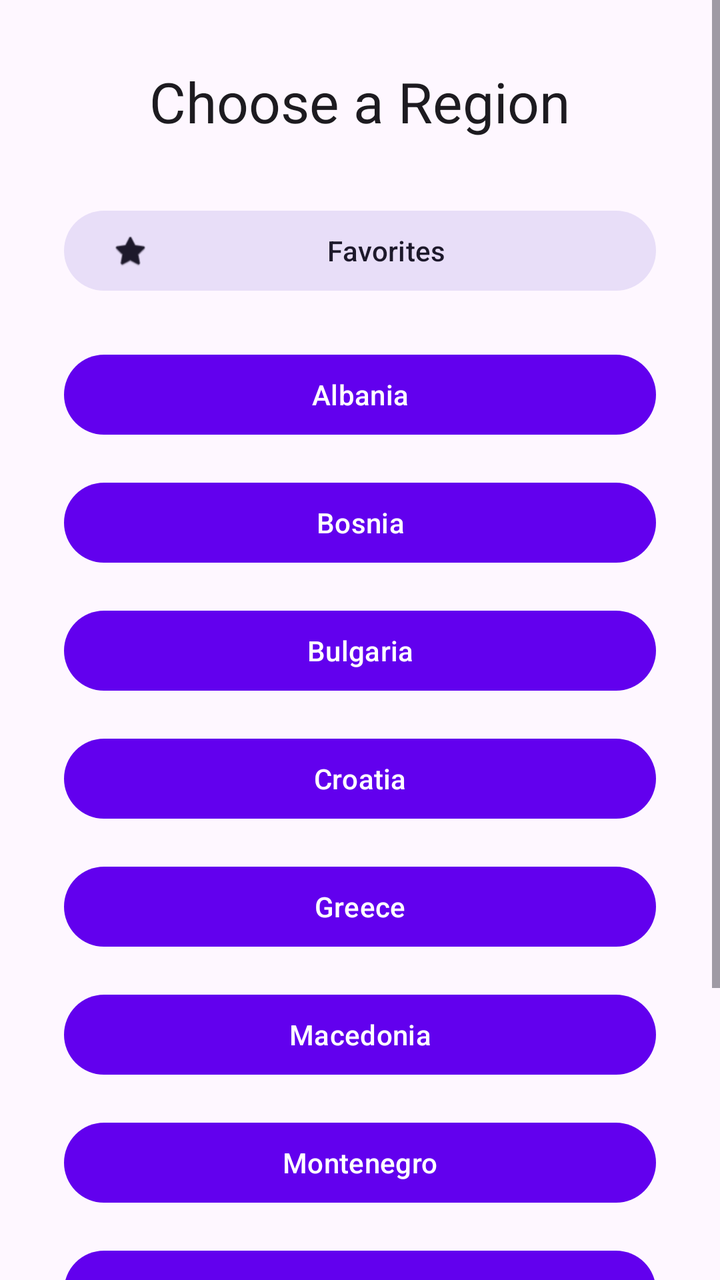
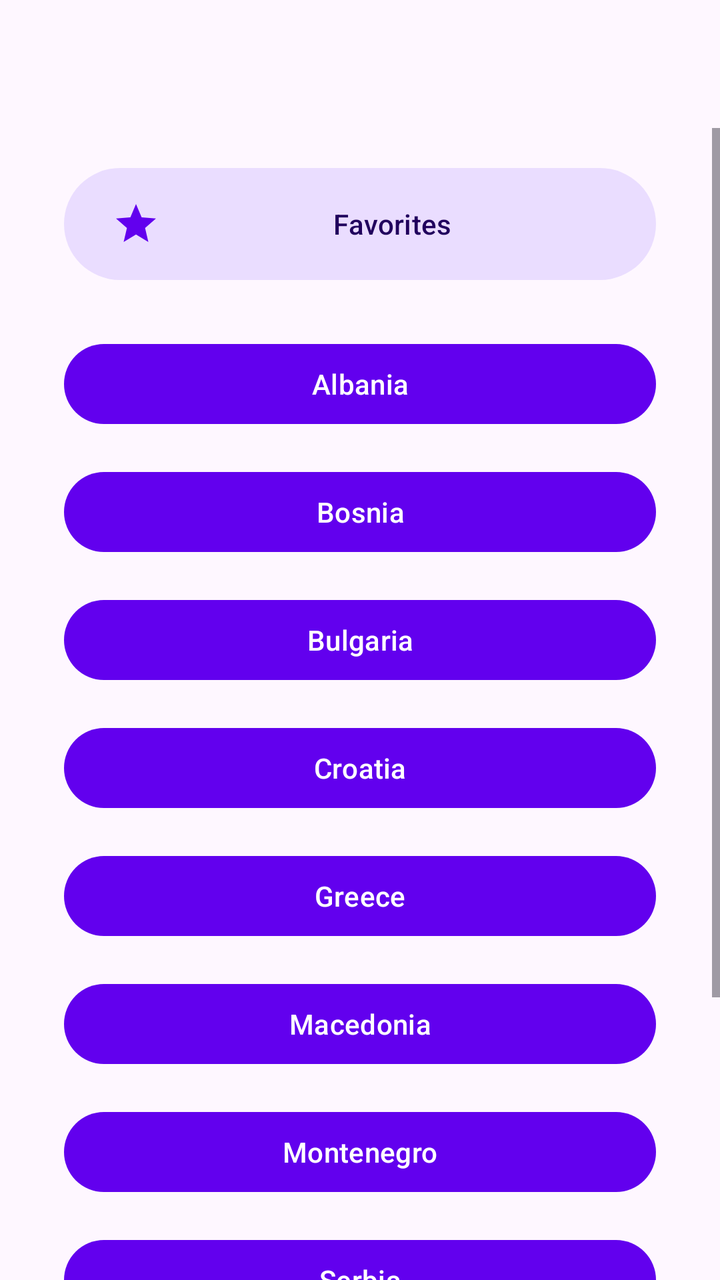

Before-and-after screenshots of an Android layout around one commit, followed by the original layout XML and the change that was made.
<!-- AndroidManifest.xml: application theme Theme.RadioAPP -->
<!-- res/layout/fragment_region_selection.xml -->
<?xml version="1.0" encoding="utf-8"?>
<androidx.constraintlayout.widget.ConstraintLayout xmlns:android="http://schemas.android.com/apk/res/android"
    xmlns:app="http://schemas.android.com/apk/res-auto"
    xmlns:tools="http://schemas.android.com/tools"
    android:layout_width="match_parent"
    android:layout_height="match_parent">

    <ScrollView
        android:layout_width="match_parent"
        android:layout_height="match_parent"
        android:fillViewport="true">

        <LinearLayout
            android:layout_width="match_parent"
            android:layout_height="wrap_content"
            android:gravity="center"
            android:orientation="vertical"
            android:padding="32dp">

            <TextView
                android:layout_width="wrap_content"
                android:layout_height="wrap_content"
                android:layout_marginBottom="32dp"
                android:text="@string/title_choose_region"
                android:textAppearance="?attr/textAppearanceHeadlineMedium" />

            <Button
                android:id="@+id/buttonFavorites"
                style="@style/Widget.Material3.Button.TonalButton"
                android:layout_width="match_parent"
                android:layout_height="wrap_content"
                android:layout_marginBottom="24dp"
                android:text="@string/menu_favorites"
                app:icon="@android:drawable/btn_star_big_on" />

            <Button
                android:id="@+id/buttonAlbania"
                android:layout_width="match_parent"
                android:layout_height="wrap_content"
                android:layout_marginBottom="16dp"
                android:text="@string/label_albania" />

            <Button
                android:id="@+id/buttonBosnia"
                android:layout_width="match_parent"
                android:layout_height="wrap_content"
                android:layout_marginBottom="16dp"
                android:text="@string/label_bosnia" />

            <Button
                android:id="@+id/buttonBulgaria"
                android:layout_width="match_parent"
                android:layout_height="wrap_content"
                android:layout_marginBottom="16dp"
                android:text="@string/label_bulgaria" />

            <Button
                android:id="@+id/buttonCroatia"
                android:layout_width="match_parent"
                android:layout_height="wrap_content"
                android:layout_marginBottom="16dp"
                android:text="@string/label_croatia" />

            <Button
                android:id="@+id/buttonGreece"
                android:layout_width="match_parent"
                android:layout_height="wrap_content"
                android:layout_marginBottom="16dp"
                android:text="@string/label_greece" />

            <Button
                android:id="@+id/buttonMacedonia"
                android:layout_width="match_parent"
                android:layout_height="wrap_content"
                android:layout_marginBottom="16dp"
                android:text="@string/label_macedonia" />

            <Button
                android:id="@+id/buttonMontenegro"
                android:layout_width="match_parent"
                android:layout_height="wrap_content"
                android:layout_marginBottom="16dp"
                android:text="@string/label_montenegro" />

            <Button
                android:id="@+id/buttonSerbia"
                android:layout_width="match_parent"
                android:layout_height="wrap_content"
                android:layout_marginBottom="16dp"
                android:text="@string/label_serbia" />

            <Button
                android:id="@+id/buttonAll"
                style="?attr/materialButtonOutlinedStyle"
                android:layout_width="match_parent"
                android:layout_height="wrap_content"
                android:layout_marginBottom="16dp"
                android:text="@string/label_all_regions" />

            <Button
                android:id="@+id/buttonSettings"
                style="@style/Widget.Material3.Button.TextButton"
                android:layout_width="match_parent"
                android:layout_height="wrap_content"
                android:text="@string/action_settings" />

        </LinearLayout>
    </ScrollView>

</androidx.constraintlayout.widget.ConstraintLayout>
<!-- resources referenced by this layout -->
<resources>
  <string name="action_settings">Settings</string>
  <string name="label_albania">Albania</string>
  <string name="label_all_regions">All Regions</string>
  <string name="label_bosnia">Bosnia</string>
  <string name="label_bulgaria">Bulgaria</string>
  <string name="label_croatia">Croatia</string>
  <string name="label_greece">Greece</string>
  <string name="label_macedonia">Macedonia</string>
  <string name="label_montenegro">Montenegro</string>
  <string name="label_serbia">Serbia</string>
  <string name="menu_favorites">Favorites</string>
  <string name="title_choose_region">Choose a Region</string>
  <style name="Theme.RadioAPP" parent="Theme.Material3.DayNight">
          
          <item name="colorPrimary">@color/purple_500</item>
          <item name="colorOnPrimary">@color/white</item>
          
          <item name="colorSecondary">@color/teal_200</item>
          <item name="colorOnSecondary">@color/black</item>
          
          <item name="android:statusBarColor">?attr/colorPrimary</item>
          
          <item name="colorPrimaryContainer">@color/purple_200</item>
          <item name="colorOnPrimaryContainer">@color/black</item>
          <item name="colorSurface">@color/white</item>
          <item name="colorOnSurface">@color/black</item>
      </style>
  <color name="purple_500">#FF6200EE</color>
  <color name="white">#FFFFFFFF</color>
  <color name="teal_200">#FF03DAC5</color>
  <color name="black">#FF000000</color>
  <color name="purple_200">#FFBB86FC</color>
</resources>

<!-- the commit's change to res/layout/fragment_region_selection.xml (unified diff, before → after) -->
@@ -8,30 +8,29 @@
     <ScrollView
         android:layout_width="match_parent"
         android:layout_height="match_parent"
-        android:fillViewport="true">
+        android:fillViewport="true"
+        android:paddingTop="?attr/actionBarSize"
+        android:clipToPadding="false">
 
         <LinearLayout
             android:layout_width="match_parent"
             android:layout_height="wrap_content"
             android:gravity="center"
             android:orientation="vertical"
-            android:padding="32dp">
-
-            <TextView
-                android:layout_width="wrap_content"
-                android:layout_height="wrap_content"
-                android:layout_marginBottom="32dp"
-                android:text="@string/title_choose_region"
-                android:textAppearance="?attr/textAppearanceHeadlineMedium" />
+            android:paddingHorizontal="32dp"
+            android:paddingTop="16dp"
+            android:paddingBottom="120dp">
 
             <Button
                 android:id="@+id/buttonFavorites"
                 style="@style/Widget.Material3.Button.TonalButton"
                 android:layout_width="match_parent"
-                android:layout_height="wrap_content"
+                android:layout_height="64dp"
                 android:layout_marginBottom="24dp"
                 android:text="@string/menu_favorites"
-                app:icon="@android:drawable/btn_star_big_on" />
+                app:icon="@drawable/ic_star_filled"
+                app:iconSize="24dp"
+                app:iconTint="?attr/colorPrimary" />
 
             <Button
                 android:id="@+id/buttonAlbania"
@@ -94,15 +93,7 @@
                 style="?attr/materialButtonOutlinedStyle"
                 android:layout_width="match_parent"
                 android:layout_height="wrap_content"
-                android:layout_marginBottom="16dp"
                 android:text="@string/label_all_regions" />
-
-            <Button
-                android:id="@+id/buttonSettings"
-                style="@style/Widget.Material3.Button.TextButton"
-                android:layout_width="match_parent"
-                android:layout_height="wrap_content"
-                android:text="@string/action_settings" />
 
         </LinearLayout>
     </ScrollView>
<!-- resource entries referenced after the edit -->
@@ -1,6 +1,15 @@
 <!-- resources referenced by this layout -->
 <resources>
-  <string name="action_settings">Settings</string>
+  <!-- drawable ic_star_filled (drawable) -->
+  <vector xmlns:android="http://schemas.android.com/apk/res/android"
+      android:width="24dp"
+      android:height="24dp"
+      android:viewportWidth="24"
+      android:viewportHeight="24">
+      <path
+          android:fillColor="@android:color/white"
+          android:pathData="M12,17.27L18.18,21l-1.64,-7.03L22,9.24l-7.19,-0.61L12,2L9.19,8.63L2,9.24l5.46,4.73L5.82,21z" />
+  </vector>
   <string name="label_albania">Albania</string>
   <string name="label_all_regions">All Regions</string>
   <string name="label_bosnia">Bosnia</string>
@@ -11,14 +20,15 @@
   <string name="label_montenegro">Montenegro</string>
   <string name="label_serbia">Serbia</string>
   <string name="menu_favorites">Favorites</string>
-  <string name="title_choose_region">Choose a Region</string>
   <style name="Theme.RadioAPP" parent="Theme.Material3.DayNight">
           
-          <item name="colorPrimary">@color/purple_500</item>
+          <item name="colorPrimary">#6200EE</item>
           <item name="colorOnPrimary">@color/white</item>
           
-          <item name="colorSecondary">@color/teal_200</item>
-          <item name="colorOnSecondary">@color/black</item>
+          <item name="colorSecondary">#3700B3</item>
+          <item name="colorOnSecondary">@color/white</item>
+          <item name="colorSecondaryContainer">#EADDFF</item>
+          <item name="colorOnSecondaryContainer">#21005D</item>
           
           <item name="android:statusBarColor">?attr/colorPrimary</item>
           
@@ -27,9 +37,7 @@
           <item name="colorSurface">@color/white</item>
           <item name="colorOnSurface">@color/black</item>
       </style>
-  <color name="purple_500">#FF6200EE</color>
   <color name="white">#FFFFFFFF</color>
-  <color name="teal_200">#FF03DAC5</color>
   <color name="black">#FF000000</color>
   <color name="purple_200">#FFBB86FC</color>
 </resources>
